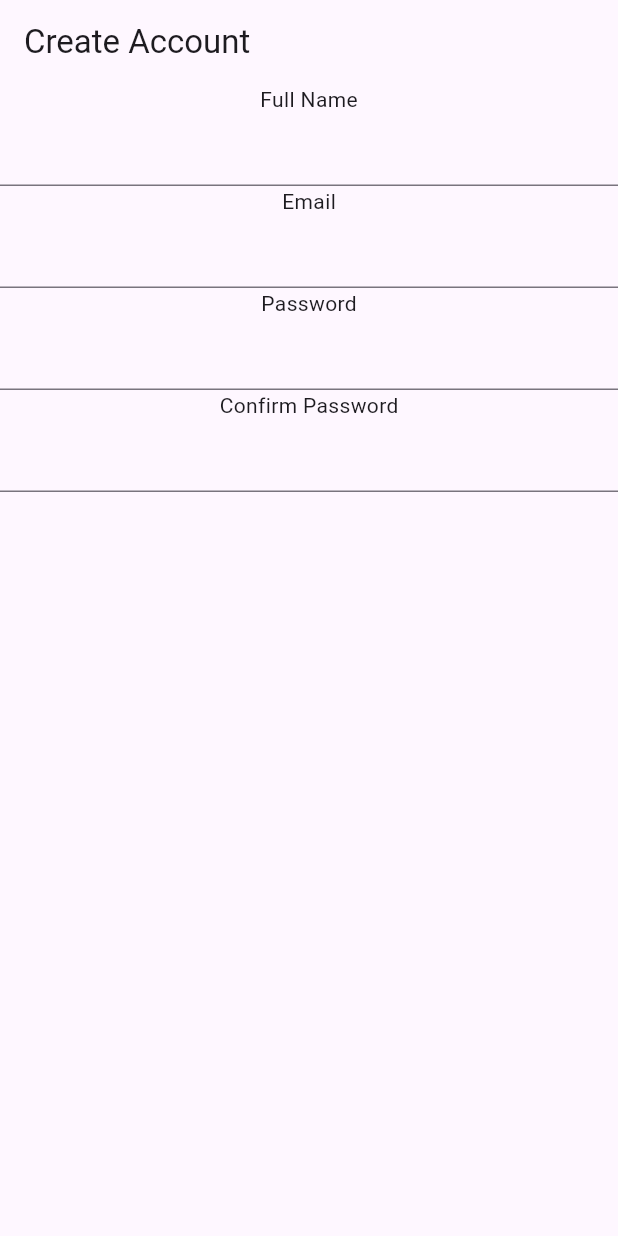
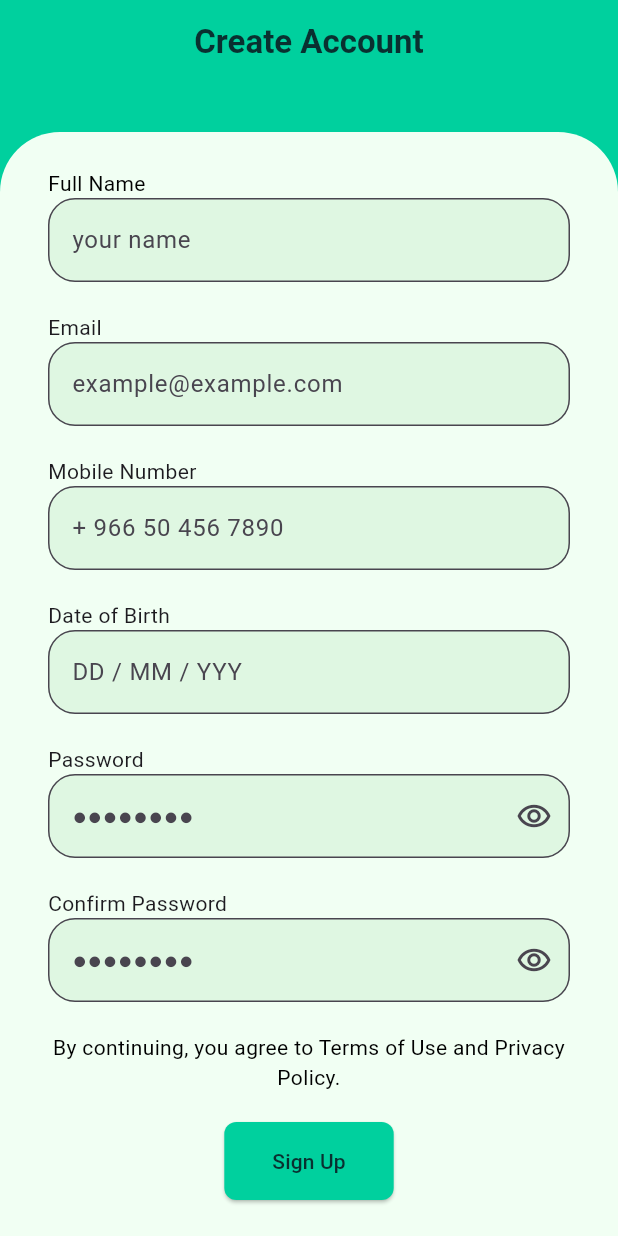
Before and after one commit to OmarShaqaqi/SWE412, a Flutter app: the screen it shows after launch, on a phone screen of 412 x 824 dp. Run offline on Flutter 3.47's test engine with Material 3 defaults, Android fonts, the phone set to English and light mode, and no system bars.

Commit message:
signup page initial design

```diff
--- a/senior_project/lib/screens/signup.dart
+++ b/senior_project/lib/screens/signup.dart
@@ -1,27 +1,161 @@
 import 'package:flutter/material.dart';
+import "../widgets/password.dart";
 
 class Signup extends StatelessWidget {
-
   const Signup({super.key});
   @override
   Widget build(BuildContext context) {
     return Scaffold(
+      backgroundColor: const Color.fromARGB(
+        255,
+        0,
+        208,
+        158,
+      ),
       appBar: AppBar(
-        title: const Text("Create Account"),
+        title: const Center(
+          child: Text(
+            "Create Account",
+            style: TextStyle(
+              color: Color.fromARGB(255, 9, 48, 48),
+              fontWeight: FontWeight.bold,
             ),
-      body:  Center(
+          ),
+        ),
+        backgroundColor: const Color.fromARGB(255, 0, 208, 158),
+      ),
+      body: Container(
+        margin: const EdgeInsets.only(
+          top: 32,
+        ),
+        padding: const EdgeInsets.only(
+          left: 32,
+          right: 32,
+        ),
+        decoration: const BoxDecoration(
+          color: Color.fromARGB(255, 241, 255, 243),
+          borderRadius: BorderRadius.only(
+            topLeft: Radius.circular(40),
+            topRight: Radius.circular(40),
+          ),
+        ),
+        child: Center(
           child: Form(
+            child: SingleChildScrollView(
               child: Column(
+                crossAxisAlignment: CrossAxisAlignment.start,
                 children: [
-              const Text("Full Name"),
-               TextFormField(),
+                  const Text(
+                    "Full Name",
+                    style: TextStyle(
+                      color: Colors.black,
+                    ),
+                    textAlign: TextAlign.left,
+                  ),
+                  TextFormField(
+                    decoration: const InputDecoration(
+                      hintText: "your name",
+                      filled: true,
+                      fillColor: Color.fromARGB(255, 223, 247, 226),
+                      border: OutlineInputBorder(
+                        borderRadius: BorderRadius.all(
+                          Radius.circular(18.0),
+                        ),
+                      ),
+                    ),
+                  ),
+                  const SizedBox(
+                    height: 20,
+                  ),
                   const Text("Email"),
-               TextFormField(),
+                  TextFormField(
+                    decoration: const InputDecoration(
+                      hintText: "example@example.com",
+                      filled: true,
+                      fillColor: Color.fromARGB(255, 223, 247, 226),
+                      border: OutlineInputBorder(
+                        borderRadius: BorderRadius.all(
+                          Radius.circular(18.0),
+                        ),
+                      ),
+                    ),
+                  ),
+                  const SizedBox(
+                    height: 20,
+                  ),
+                  const Text("Mobile Number"),
+                  TextFormField(
+                    decoration: const InputDecoration(
+                      hintText: "+ 966 50 456 7890",
+                      filled: true,
+                      fillColor: Color.fromARGB(255, 223, 247, 226),
+                      border: OutlineInputBorder(
+                        borderRadius: BorderRadius.all(
+                          Radius.circular(18.0),
+                        ),
+                      ),
+                    ),
+                  ),
+                  const SizedBox(
+                    height: 20,
+                  ),
+                  const Text("Date of Birth"),
+                  TextFormField(
+                    decoration: const InputDecoration(
+                      hintText: "DD / MM / YYY",
+                      filled: true,
+                      fillColor: Color.fromARGB(255, 223, 247, 226),
+                      border: OutlineInputBorder(
+                        borderRadius: BorderRadius.all(
+                          Radius.circular(18.0),
+                        ),
+                      ),
+                    ),
+                  ),
+                  const SizedBox(
+                    height: 20,
+                  ),
                   const Text("Password"),
-               TextFormField(),
+                  const Password(),
+                  const SizedBox(
+                    height: 20,
+                  ),
                   const Text("Confirm Password"),
-               TextFormField(),
+                  const Password(),
+                  const SizedBox(height: 20),
+                  const Text(
+                    textAlign: TextAlign.center,
+                    "By continuing, you agree to Terms of Use and Privacy Policy.",
+                    style: TextStyle(
+                      color: Colors.black,
+                    ),
+                  ),
+                  const SizedBox(height: 20),
+                  Center(
+                    // Center the button
+                    child: ElevatedButton(
+                      onPressed: () {
+                        // Handle form submission
+                      },
+                      style: ElevatedButton.styleFrom(
+                        backgroundColor: const Color.fromARGB(255, 0, 208, 158),
+                        padding: const EdgeInsets.symmetric(
+                            vertical: 16, horizontal: 32),
+                        shape: RoundedRectangleBorder(
+                          borderRadius: BorderRadius.circular(8.0),
+                        ),
+                      ),
+                      child: const Text(
+                        "Sign Up",
+                        style: TextStyle(
+                          color: Color.fromARGB(255, 9, 48, 48),
+                        ),
+                      ),
+                    ),
+                  ),
                 ],
+              ),
+            ),
           ),
         ),
       ),
--- /dev/null
+++ b/senior_project/lib/widgets/password.dart
@@ -0,0 +1,40 @@
+import 'package:flutter/material.dart';
+
+class Password extends StatefulWidget {
+  const Password({super.key});
+
+
+  @override
+  State<Password> createState() => _PasswordState();
+}
+
+class _PasswordState extends State<Password> {
+
+  bool _obscureText = true;
+  @override
+  Widget build(BuildContext context) {
+    return Container(
+      child: TextFormField(
+        obscureText: _obscureText,
+        decoration:  InputDecoration(
+          suffixIcon: IconButton(
+            onPressed: (){
+              setState(() {
+                _obscureText = !_obscureText;
+              });
+            },
+            icon: const Icon(Icons.remove_red_eye_outlined),
+          ),
+          hintText: "●●●●●●●●",
+          filled: true,
+          fillColor:const Color.fromARGB(255, 223, 247, 226),
+          border: const OutlineInputBorder(
+            borderRadius: BorderRadius.all(
+              Radius.circular(18.0),
+            ),
+          ),
+        ),
+      ),
+    );
+  }
+}
```
Lines whose indentation alone changed are shown as unchanged.
